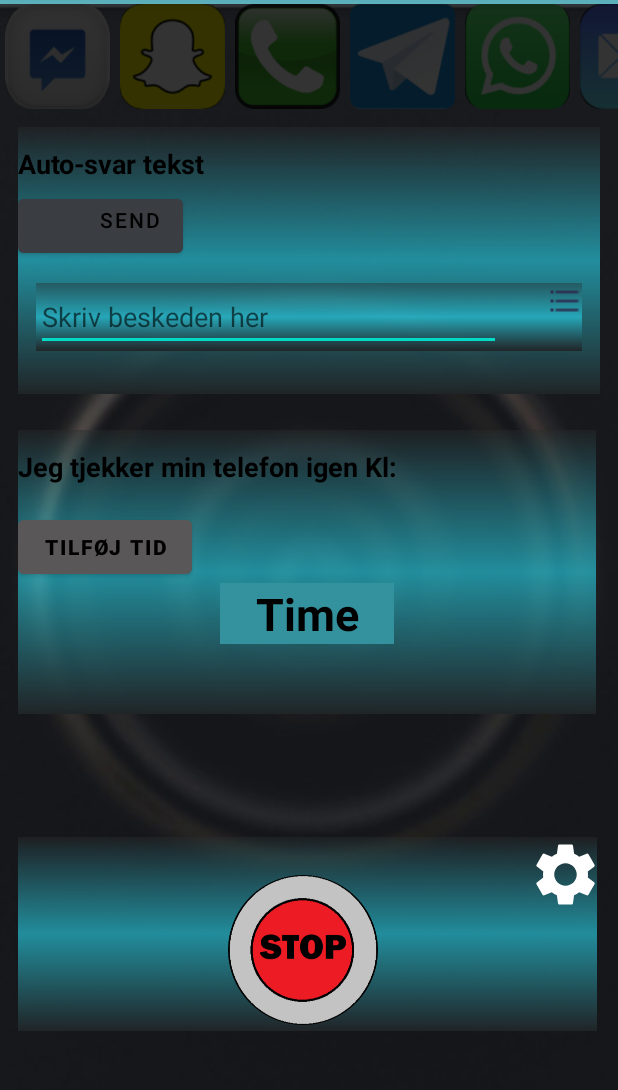
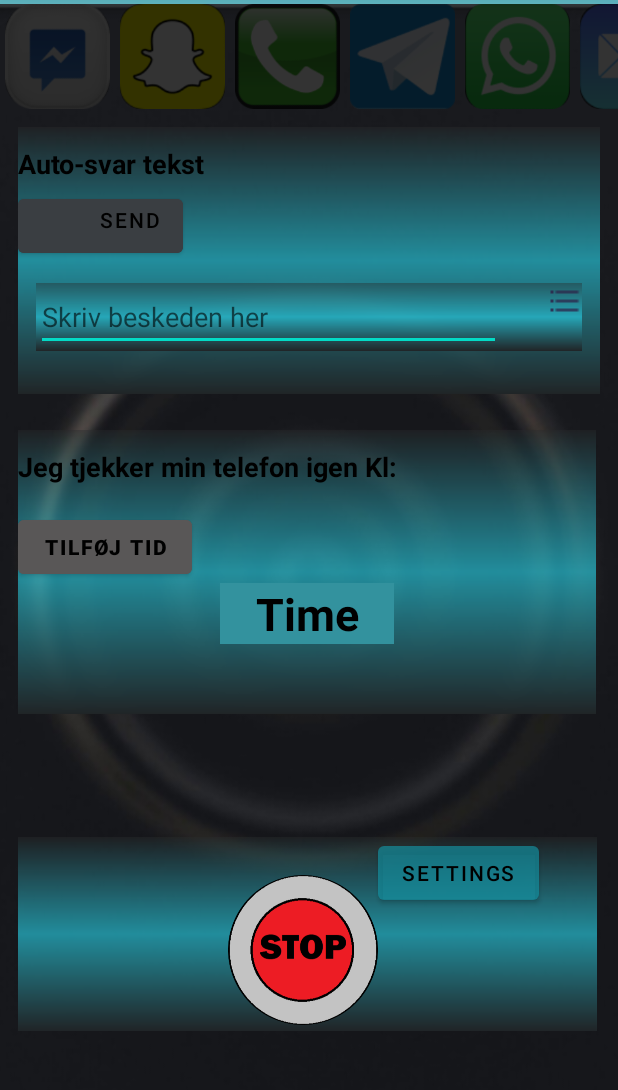
Before and after one commit to digitalbangash1/PhoneFreedom, an Android app: the screen it shows after launch (MainActivity), on a phone screen of 412 x 824 dp, the part 80-1170 px from its top. Run offline under Robolectric (Android 15) with nearby library versions, the phone set to English and light mode, and no system bars.

Commit message:
Settings tab

```diff
--- a/app/src/main/java/dtu/projekt/phonefreedom/MainActivity.kt
+++ b/app/src/main/java/dtu/projekt/phonefreedom/MainActivity.kt
@@ -9,29 +9,14 @@ import java.util.*
 
 import android.content.Intent
 import android.media.MediaPlayer
+import android.view.View
+import android.widget.Button
 
 import android.widget.EditText
-
+import androidx.fragment.app.Fragment
 
 
 class MainActivity : AppCompatActivity() {
-
-    //TODO Forbind API Til Messenger          (Ali J)
-    //TODO Forbind API Til Telegram           /*ALi D*/
-    //TODO Forbind API Til Snapchat
-    //TODO Forbind API Til Whatsapp          /*salim*/
-    //TODO Forbind API Til Instagram         /*Thomas*/
-    //TODO Forbind API Til Besked            /*salim*/
-    //TODO Forbind API Til Opkald
-    //TODO Forbind API Til E-mail             ( Ali J)
-    //TODO Settings fragment
-
-    //TODO Settings -> Sprogindstillinger
-    //TODO Settings -> Animationer ON / OFF
-    //TODO Som bruger, ønsker jeg at kunne slå appen til med en On / Off funktion så appen er let at anvende.
-    //TODO Ny urfunktion i henhold til PO's ønske på discord
-    //TODO Billede / Logo med link i auto reply, som bruges til at videresende til enten App store / Play store.
-    //TODO Slå alle applikationer til / fr  /*salim*/
 
     private lateinit var binding: ActivityMainBinding
 
@@ -46,8 +31,19 @@ class MainActivity : AppCompatActivity() {
         addTime()
         addClickListeners()
         appButton()
-        showMenu()
         sendWhatsapp()
+
+        val ButtonOpen : Button = findViewById(R.id.btn_opensettings)
+        ButtonOpen.setOnClickListener {
+            val myFragment = Settings()
+            val fragment : Fragment? =
+            supportFragmentManager.findFragmentByTag(Settings::class.java.simpleName)
+            if ( fragment !is Settings){
+                supportFragmentManager.beginTransaction().add(R.id.btn_opensettings, myFragment, Settings::class.java.simpleName).commit()
+            }
+            ButtonOpen.visibility = View.GONE
+
+        }
     }
 
 
@@ -153,12 +149,7 @@ class MainActivity : AppCompatActivity() {
 
     }
 
-    private fun showMenu() {
-        binding.toSettings.setOnClickListener {
-            val intent = Intent(this, LanguageActivity::class.java)
-            this.startActivity(intent)
-        }
-    }
+
 
     private fun sendWhatsapp() {
         binding.whatsappSend.setOnClickListener {
--- a/app/src/main/res/layout/activity_main.xml
+++ b/app/src/main/res/layout/activity_main.xml
@@ -192,14 +192,12 @@
             android:layout_marginTop="25dp"
             android:background="@drawable/goandstop" />
 
-        <ImageButton
-            android:id="@+id/toSettings"
-            style="@style/availableAppsItem"
-            android:layout_width="50dp"
-            android:layout_height="50dp"
-            android:layout_marginHorizontal="100dp"
-            android:layout_marginTop="0dp"
-            android:background="@drawable/settingsb" />
+        <Button
+            android:id="@+id/btn_opensettings"
+            android:layout_width="wrap_content"
+            android:layout_height="wrap_content"
+            android:text="Settings"
+            android:gravity="center"/>
 
     </LinearLayout>
 </LinearLayout>
--- a/app/src/main/res/values/strings.xml
+++ b/app/src/main/res/values/strings.xml
@@ -11,7 +11,8 @@
     <string name="add_time">Tilføj tid</string>
     <string name="auto_reply">Auto svar tekst</string>
     <string name="title_activity_predefined_messages">PredefinedMessagesActivity</string>
-
+    <!-- TODO: Remove or change this placeholder text -->
+    <string name="hello_blank_fragment">Hello blank fragment</string>
 
 
 </resources>
--- a/build.gradle
+++ b/build.gradle
@@ -6,7 +6,7 @@ buildscript {
     }
     dependencies {
         classpath 'com.android.tools.build:gradle:7.0.4'
-        classpath "org.jetbrains.kotlin:kotlin-gradle-plugin:1.5.31"
+        classpath 'org.jetbrains.kotlin:kotlin-gradle-plugin:1.6.10'
 
         // NOTE: Do not place your application dependencies here; they belong
         // in the individual module build.gradle files
```
Also changed, not shown: app/src/main/java/dtu/projekt/phonefreedom/Settings.kt (added, +19 -0 lines), app/src/main/res/layout/open_settings_tab.xml (added, +14 -0 lines).
